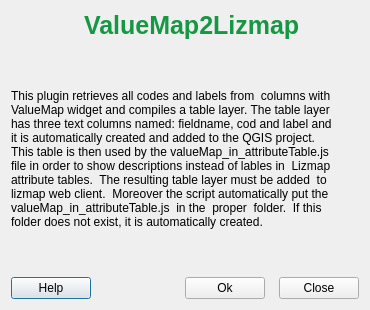
Old version of the form valuemap_2_lizmap_dialog_base.ui in the repository gtergeomatica/valuemap_2_lizmap.
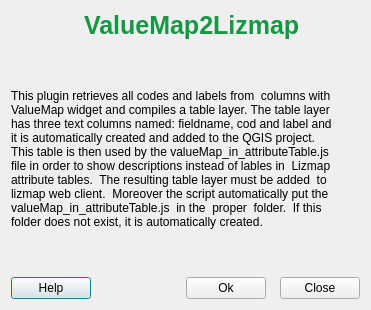
New version of the form. Icons and pictures are not drawn.

The edit to the form file:
```diff
--- a/valuemap_2_lizmap_dialog_base.ui
+++ b/valuemap_2_lizmap_dialog_base.ui
@@ -6,7 +6,7 @@
    <rect>
     <x>0</x>
     <y>0</y>
-    <width>370</width>
+    <width>371</width>
     <height>310</height>
    </rect>
   </property>
```
Left out of the diff: 4 changed lines with no effect on the pictures.
